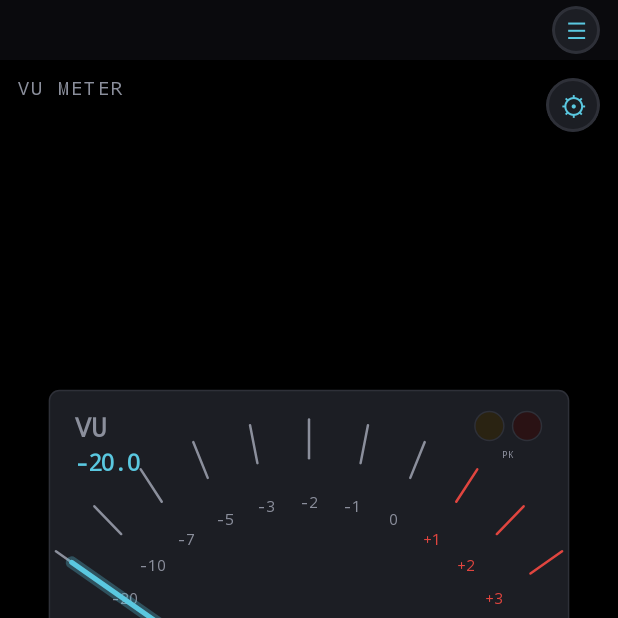
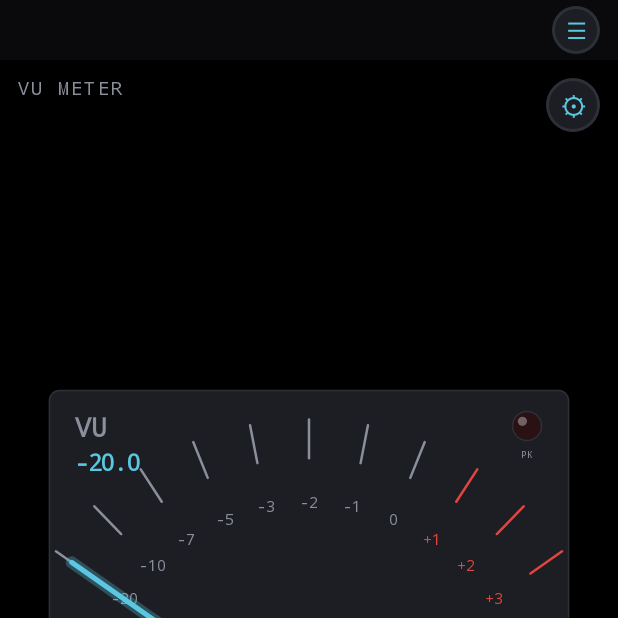
Before and after one commit to VK-VfX/SpiralbySamNick, an Android app built with Jetpack Compose: the screen it shows after launch (MainActivity), on a phone screen of 412 x 824 dp, the top half of it. Run offline under Robolectric (Android 15) with nearby library versions, the phone set to English and light mode, and no system bars; 1 statement that could not run was skipped.

Commit message:
Revert VU meter to a single peak LED, add real physical-LED detail
The two-LED amber/red ladder from the previous change read as
misleading rather than authentic -- a real analog VU meter's peak
indicator is one lamp for "you hit the top of the scale," not a
warning ladder. Removed VuMeterEngine.amberLedBrightness() and its
backing state entirely; kept the peak-hold behavior (a brief guaranteed
dwell at full brightness before decay) and the gamma-corrected
brightness mapping from that same change, since those are genuine
peak-detector-circuit and human-perception characteristics, not part
of what made it feel misleading.

Added two details that don't depend on brightness state and were never
implemented before: the LED's core blends toward a near-white "hot
spot" only near full brightness (LED_HOT_CORE_COLOR), matching how a
lit LED's die actually looks under a camera rather than a flat
saturated color, and a fixed low-alpha specular highlight near the
upper-left (LED_HIGHLIGHT_COLOR) suggesting the physical domed lens
catching ambient light, present whether the LED is lit or not.

Bumps versionCode 18->19, versionName 4.3.0->4.3.1.

Co-Authored-By: Claude Sonnet 5 <noreply@anthropic.com>
Claude-Session: https://claude.ai/code/session_01W6oeuD27tJKC3Dp7n8dgnM

```diff
--- a/NeverSpiral/app/build.gradle.kts
+++ b/NeverSpiral/app/build.gradle.kts
@@ -11,8 +11,8 @@ android {
         applicationId = "com.samnick.neverspiral"
         minSdk = 24
         targetSdk = 34
-        versionCode = 18
-        versionName = "4.3.0"
+        versionCode = 19
+        versionName = "4.3.1"
     }
 
     // Without this, Gradle falls back to its own default debug config, which auto-generates
--- a/NeverSpiral/app/src/main/java/com/samnick/neverspiral/VuMeterEngine.kt
+++ b/NeverSpiral/app/src/main/java/com/samnick/neverspiral/VuMeterEngine.kt
@@ -20,17 +20,15 @@ import kotlin.math.log10
  * digitally), then calibrated so 0 dBVU corresponds to -18 dBFS: the professional reference level
  * that leaves headroom above 0 for transients to peak into before the signal clips digitally.
  *
- * Two LEDs mirror a real hardware channel strip's warning ladder rather than one bulb doing
- * double duty. [amberLedBrightness] is a plain level indicator -- it tracks whether the signal is
- * currently sitting in the "hot" zone (the same 0 dB VU boundary where the scale's own tick labels
- * switch to red, see [VuMeterScreen]'s TICK_VALUES), smoothed but with no memory, so it's lit or
- * not lit based on the current instant. [ledBrightness] (the red overload LED) is peak-hold like a
- * real one: it snaps instantly to full brightness the moment the needle hits the top of the scale,
- * then -- unlike a plain decay -- *holds* at full brightness for [LED_HOLD_SECONDS] before it's
- * allowed to start fading. Without that hold, a signal that's only briefly above the threshold
- * (which happens constantly with real program material bouncing right at the edge) decays before
- * it's even visible, or flickers as it repeatedly re-triggers; the hold guarantees every real peak
- * reads as one clean, perceptible flash.
+ * A single red peak LED, not a two-color ladder -- an earlier version added a second amber
+ * "approaching" LED, but a real analog VU meter's peak indicator is exactly this: one lamp for
+ * "you hit the top of the scale," full stop. [ledBrightness] is peak-hold like a real one: it
+ * snaps instantly to full brightness the moment the needle hits the top of the scale, then --
+ * unlike a plain decay -- *holds* at full brightness for [LED_HOLD_SECONDS] before it's allowed to
+ * start fading. Without that hold, a signal that's only briefly above the threshold (which happens
+ * constantly with real program material bouncing right at the edge) decays before it's even
+ * visible, or flickers as it repeatedly re-triggers; the hold guarantees every real peak reads as
+ * one clean, perceptible flash.
  */
 class VuMeterEngine {
     var dbVu by mutableFloatStateOf(SCALE_MIN_DB_VU)
@@ -39,7 +37,6 @@ class VuMeterEngine {
     private var smoothedDbFs = SILENCE_FLOOR_DBFS
     private var ledBrightness = 0f
     private var ledHoldRemainingSeconds = 0f
-    private var amberBrightness = 0f
 
     /**
      * Advance the needle by [dtSeconds] toward the level implied by [rawRms] (linear, ~0..1).
@@ -64,17 +61,10 @@ class VuMeterEngine {
             val decayAlpha = 1f - exp(-dt / LED_DECAY_TAU_SECONDS)
             ledBrightness -= ledBrightness * decayAlpha
         }
-
-        val amberTarget = if (dbVu >= AMBER_THRESHOLD_DB_VU) 1f else 0f
-        val amberAlpha = 1f - exp(-dt / AMBER_RESPONSE_TAU_SECONDS)
-        amberBrightness += (amberTarget - amberBrightness) * amberAlpha
     }
 
-    /** 0..1 brightness for the red overload LED: a hard flash that holds, then decays. */
+    /** 0..1 brightness for the peak LED: a hard flash that holds, then decays. */
     fun peakLedBrightness(): Float = ledBrightness
-
-    /** 0..1 brightness for the amber "approaching" LED: a direct, unlatched level indicator. */
-    fun amberLedBrightness(): Float = amberBrightness
 
     /** Drop the needle back to rest, e.g. when capture stops. */
     fun reset() {
@@ -82,7 +72,6 @@ class VuMeterEngine {
         dbVu = SCALE_MIN_DB_VU
         ledBrightness = 0f
         ledHoldRemainingSeconds = 0f
-        amberBrightness = 0f
     }
 
     companion object {
@@ -100,12 +89,6 @@ class VuMeterEngine {
         private const val LED_DECAY_TAU_SECONDS = 0.45f
         private const val LED_HOLD_SECONDS = 0.4f
 
-        // Matches the dB VU value where VuMeterScreen's own tick labels switch to their red
-        // "redline" color, so the amber LED and the scale's own coloring agree on where "hot"
-        // starts rather than defining a second, independent threshold.
-        private const val AMBER_THRESHOLD_DB_VU = 0f
-        private const val AMBER_RESPONSE_TAU_SECONDS = 0.05f
-
         private fun amplitudeToDbFs(rms: Float): Float {
             val clamped = rms.coerceAtLeast(AMPLITUDE_FLOOR)
             return (20f * log10(clamped)).coerceAtLeast(SILENCE_FLOOR_DBFS)
--- a/NeverSpiral/app/src/main/java/com/samnick/neverspiral/VuMeterScreen.kt
+++ b/NeverSpiral/app/src/main/java/com/samnick/neverspiral/VuMeterScreen.kt
@@ -54,8 +54,16 @@ private val TICK_COLOR = VisualizerTheme.TEXT_SECONDARY
 private val REDLINE_COLOR = VisualizerTheme.CRITICAL
 private val LED_OFF_COLOR = Color(0xFF2A1214)
 private val LED_ON_COLOR = VisualizerTheme.CRITICAL
-private val AMBER_LED_OFF_COLOR = Color(0xFF2A2312)
-private val AMBER_LED_ON_COLOR = VisualizerTheme.WARN
+
+/** What a lit LED's die looks like right at the center under full current -- near-white, not a
+ * flat saturated red, the same "overexposed hot spot" look a photo of a lit LED shows. Only ever
+ * blended in near full brightness (see [drawLed]), so a dim LED still reads as its own color. */
+private val LED_HOT_CORE_COLOR = Color(0xFFFFF4E8)
+
+/** A fixed, low-alpha highlight near the LED's upper-left -- a physical LED's domed plastic lens
+ * always shows a small specular reflection of ambient light, on or off, since it's light bouncing
+ * off the lens itself rather than the die's own emission. */
+private val LED_HIGHLIGHT_COLOR = Color(0x55FFFFFF)
 
 /** LEDs (and human brightness perception generally) aren't linear -- a physical brightness of
  * 0.5 doesn't look half as bright as 1.0, it looks noticeably dimmer than that, so a plain linear
@@ -197,7 +205,7 @@ fun VuMeterScreen(meter: VuMeterEngine) {
 
         drawVuMeter(
             textMeasurer, tickLayouts, vuLabelLayout, peakLabelLayout, topLeft, meterWidth, meterHeight,
-            meter.dbVu, meter.peakLedBrightness(), meter.amberLedBrightness(),
+            meter.dbVu, meter.peakLedBrightness(),
         )
     }
 }
@@ -212,7 +220,6 @@ private fun DrawScope.drawVuMeter(
     height: Float,
     dbVu: Float,
     peakBrightness: Float,
-    amberBrightness: Float,
 ) {
     // Flat panel with a thin hairline border instead of a thick bezel -- the "modern mastering
     // suite" look reads as a recessed instrument in the panel rather than a boxed-in gauge.
@@ -232,20 +239,17 @@ private fun DrawScope.drawVuMeter(
 
     drawText(vuLabelLayout, topLeft = Offset(topLeft.x + width * 0.05f, topLeft.y + height * 0.07f))
 
-    // A two-LED ladder, amber then red left-to-right, mirrors a real channel strip's warning
-    // stages instead of one bulb doing double duty -- see VuMeterEngine's class doc for how the
-    // two brightness values differ (amber: direct level indicator; red: peak-hold with a hold
-    // window). Brightness is gamma-corrected for display only; the physics stay linear.
+    // A single red peak LED -- one lamp for "you hit the top of the scale," matching a real analog
+    // VU meter's peak indicator, not a two-color ladder. Brightness is gamma-corrected for display
+    // only (see visualBrightness); the underlying decay/hold physics in VuMeterEngine stay linear.
     val ledRadius = height * 0.045f
     val ledCenter = Offset(topLeft.x + width * 0.92f, topLeft.y + height * 0.11f)
-    val amberLedCenter = Offset(ledCenter.x - ledRadius * 2.6f, ledCenter.y)
-    drawLed(amberLedCenter, ledRadius, visualBrightness(amberBrightness), AMBER_LED_OFF_COLOR, AMBER_LED_ON_COLOR)
     drawLed(ledCenter, ledRadius, visualBrightness(peakBrightness), LED_OFF_COLOR, LED_ON_COLOR)
 
     drawText(
         peakLabelLayout,
         topLeft = Offset(
-            (amberLedCenter.x + ledCenter.x) / 2f - peakLabelLayout.size.width / 2f,
+            ledCenter.x - peakLabelLayout.size.width / 2f,
             ledCenter.y + ledRadius + height * 0.025f,
         ),
     )
@@ -302,15 +306,25 @@ private fun DrawScope.drawVuMeter(
     )
 }
 
-/** One indicator LED: a soft two-ring glow beneath a solid core, shared by both the amber and
- * red LEDs so their look stays identical apart from color and brightness. */
+/** One indicator LED: a soft two-ring glow beneath a solid core, plus two physical-LED details
+ * that don't depend on brightness state changing -- a hot white core blended in only near full
+ * brightness (see [LED_HOT_CORE_COLOR]) and a fixed specular highlight from the lens (see
+ * [LED_HIGHLIGHT_COLOR]) drawn every frame regardless of on/off state. */
 private fun DrawScope.drawLed(center: Offset, radius: Float, brightness: Float, offColor: Color, onColor: Color) {
     if (brightness > 0.02f) {
         drawCircle(color = onColor.copy(alpha = brightness * 0.4f), radius = radius * 2.6f, center = center)
         drawCircle(color = onColor.copy(alpha = brightness * 0.75f), radius = radius * 1.6f, center = center)
     }
-    drawCircle(color = lerpColor(offColor, onColor, brightness), radius = radius, center = center)
+    val baseColor = lerpColor(offColor, onColor, brightness)
+    val hotCoreMix = ((brightness - 0.6f) / 0.4f).coerceIn(0f, 1f)
+    val coreColor = lerpColor(baseColor, LED_HOT_CORE_COLOR, hotCoreMix)
+    drawCircle(color = coreColor, radius = radius, center = center)
     drawCircle(color = VisualizerTheme.HAIRLINE, radius = radius, center = center, style = Stroke(width = 1.5f))
+    drawCircle(
+        color = LED_HIGHLIGHT_COLOR,
+        radius = radius * 0.32f,
+        center = Offset(center.x - radius * 0.32f, center.y - radius * 0.32f),
+    )
 }
 
 /**
```
Also changed, not shown: 1 other file.
